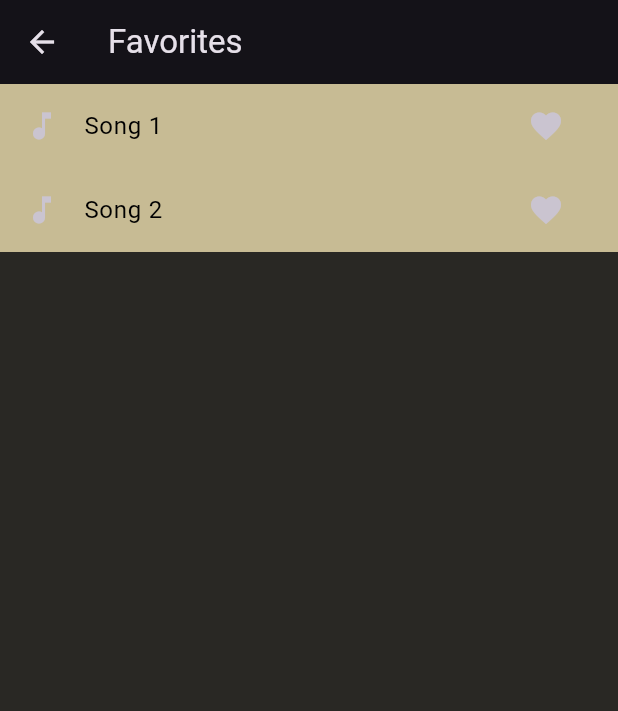
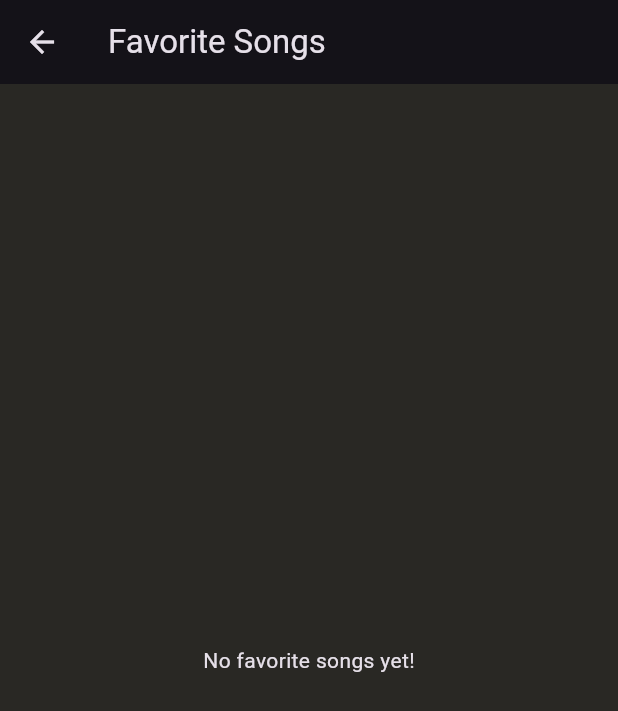
Before and after one commit to GtHubproject/musify, a Flutter app: the FavouritesView screen opened by its route, on a phone screen of 412 x 824 dp. Shown: the top 711 px of the screen. Run offline on Flutter 3.47's test engine with Material 3 defaults, Android fonts, the phone set to English and light mode, and no system bars; our stand-ins replace get, hive, hive_flutter, just_audio, on_audio_query, permission_handler; accounts and stored records are empty.

Commit message:
favorites added

```diff
--- a/lib/app/modules/favourites/views/favourites_view.dart
+++ b/lib/app/modules/favourites/views/favourites_view.dart
@@ -1,60 +1,91 @@
 import 'package:flutter/material.dart';
 
 import 'package:get/get.dart';
+import 'package:musicplayer/app/data/model/song_model.dart';
+import 'package:on_audio_query/on_audio_query.dart';
 
 import '../controllers/favourites_controller.dart';
 
-class Song {
-  final String title;
-  final String imageUrl; // Image URL for the song
+import 'package:flutter/material.dart';
+import 'package:hive/hive.dart';
+ // Replace with the actual path to your song_model.dart file
 
-  Song({required this.title, required this.imageUrl});
-}
-
-class FavouritesView extends GetView<FavouritesController> {
-
-  final List<Song> favoriteSongs = [
-    Song(title: 'Song 1', imageUrl: ''),
-    // 'https://images.unsplash.com/photo-1471478331149-c72f17e33c73?auto=format&fit=crop&q=60&w=500&ixlib=rb-4.0.3&ixid=M3wxMjA3fDB8MHxzZWFyY2h8M3x8bXVzaWMlMjBhcHB8ZW58MHx8MHx8fDA%3D'),
-    Song(title: 'Song 2', imageUrl: ''), // Song without image
-    // Add more songs as needed
-  ];
-
-   FavouritesView({Key? key}) : super(key: key);
+class FavouritesView extends StatelessWidget {
+   final ValueNotifier<int> boxChangeListener = ValueNotifier<int>(0);
   @override
   Widget build(BuildContext context) {
     return Scaffold(
       appBar: AppBar(
-        title: Text('Favorites'),
-        leading: IconButton(
-          icon: Icon(Icons.arrow_back),
-          onPressed: () {
-            Navigator.of(context).pop();
-          },
-        ),
+        title: Text('Favorite Songs'),
       ),
-      body: ListView.builder(
-        itemCount: favoriteSongs.length,
-        itemBuilder: (context, index) {
-          return ListTile(
+      body: _buildFavoritesList(),
+    );
+  }
 
-            tileColor: Color.fromARGB(255, 199, 187, 148),
-            leading: favoriteSongs[index].imageUrl != ''
-                ? Image.network(
-                    favoriteSongs[index].imageUrl,
-                    width: 50, // Adjust size as needed
-                    height: 50,
-                  )
-                : Icon(Icons.music_note), // Default icon if no image is available
-            title: Text(favoriteSongs[index].title,style: TextStyle(color: Colors.black),),
-            trailing: IconButton( icon:Icon(Icons.favorite), onPressed: () {  },), // Heart icon as trailing widget
-            onTap: () {
-              // Add functionality for when a song tile is tapped
-              print('Song tapped: ${favoriteSongs[index].title}');
+  Widget _buildFavoritesList() {
+    final favoritesBox = Hive.box<Music>('favorites');
+
+    // Create a ValueNotifier to listen for changes
+    final ValueNotifier<int> boxChangeListener = ValueNotifier<int>(0);
+
+    return FutureBuilder(
+      future: Hive.openBox<Music>('favorites'),
+      builder: (context, snapshot) {
+        if (snapshot.connectionState == ConnectionState.done) {
+          final List<SongModel> favoriteSongs =
+              (favoritesBox.get('favorites', defaultValue: Music(songs: [])) ?? Music(songs: []))
+                  .songs;
+
+          if (favoriteSongs.isEmpty) {
+            return Center(
+              child: Text('No favorite songs yet!'),
+            );
+          }
+
+          return ListView.builder(
+            itemCount: favoriteSongs.length,
+            itemBuilder: (context, index) {
+              var song = favoriteSongs[index];
+              return ValueListenableBuilder<int>(
+                valueListenable: boxChangeListener,
+                builder: (context, value, child) {
+                  return ListTile(
+                    title: Text(song.title),
+                    subtitle: Text(song.artist ?? 'No Artist'),
+                     trailing: IconButton(
+            icon: Icon(Icons.favorite, color: Colors.red), // Red color favorite icon
+            onPressed: () {
+              _removeFromPlaylist(song);
+            },
+          ),
+                    // Add other details or actions as needed
+                  );
+                },
+              );
             },
           );
-        },
-      ),
+        } else {
+          return Center(
+            child: CircularProgressIndicator(),
+          );
+        }
+      },
     );
   }
+
+void _removeFromPlaylist(SongModel song) {
+    final favoritesBox = Hive.box<Music>('favorites');
+    Music favorites = favoritesBox.get('favorites', defaultValue: Music(songs: []))!;
+    favorites.songs.remove(song);
+    favoritesBox.put('favorites', favorites);
+  }
+// void addToFavorites(SongModel song) {
+//     Music favorites = favoritesBox.get('favorites', defaultValue: Music(songs: []))!;
+//     favorites.songs.add(song);
+//     favoritesBox.put('favorites', favorites);
+
+//     // Trigger a rebuild in the FavoritesScreen
+//     boxChangeListener.value++;
+//   }
+
 }
--- a/lib/main.dart
+++ b/lib/main.dart
@@ -32,8 +32,13 @@ void main() async {
   await Hive.initFlutter();
   Hive.registerAdapter(SongModelAdapter());
   Hive.registerAdapter(MusicAdapter());
+
 //playlist
+
 await Hive.openBox<Music>('musicBox');
+
+await Hive.openBox<Music>('favorites');
+
 //fav
 //await Hive.openBox<Music>('favorites');
    Get.put(PlaylistSelectionController());
```
Also changed, not shown: lib/app/modules/library/controllers/tracks_controller.dart (+44 -1 lines), lib/app/modules/library/views/tracks_view.dart (+11 -2 lines).
